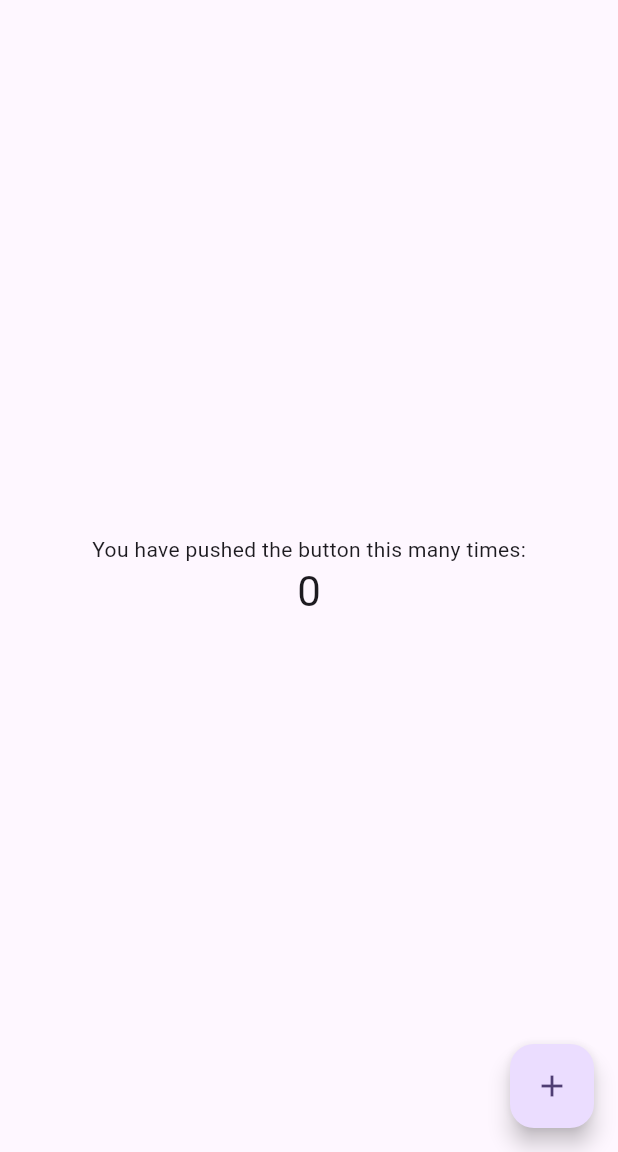
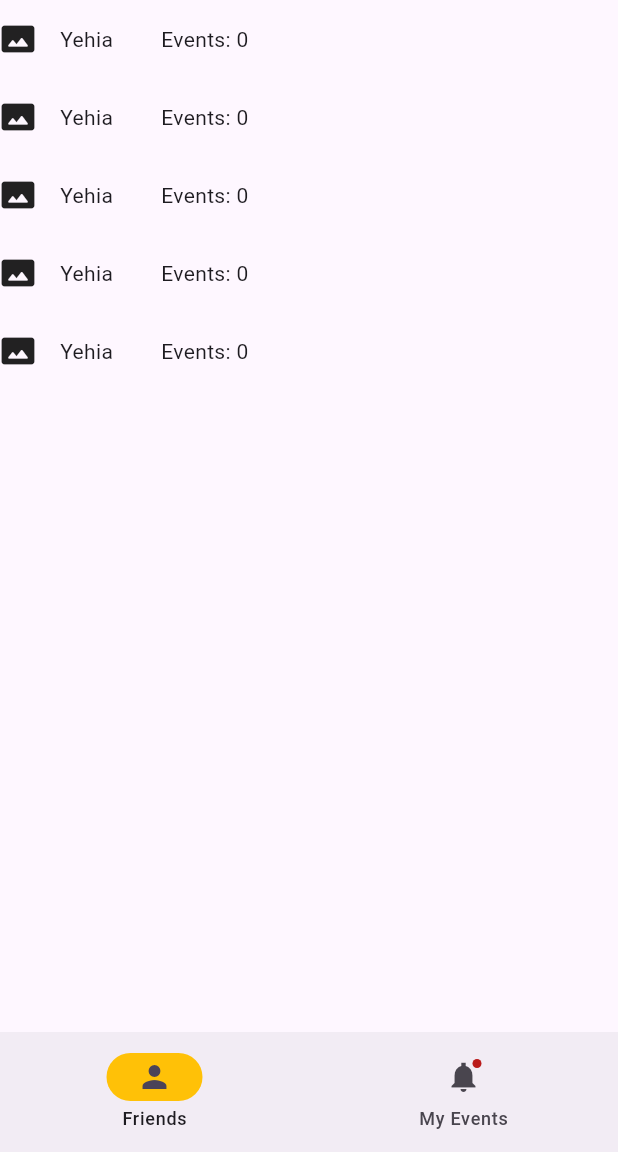
Before and after one commit to DevYehia/Hediaty-Gifter, a Flutter app: the screen it shows after launch, on a phone screen of 412 x 824 dp, the part 84-1236 px from its top. Run offline on Flutter 3.47's test engine with Material 3 defaults, Android fonts, the phone set to English and light mode, and no system bars.

Commit message:
Added Test Friends and a navigation bar

```diff
--- a/hediaty/lib/main.dart
+++ b/hediaty/lib/main.dart
@@ -1,5 +1,5 @@
 import 'package:flutter/material.dart';
-
+import 'CustomWidgets/friend_widget.dart';
 void main() {
   runApp(const MyApp());
 }
@@ -57,21 +57,12 @@ class MyHomePage extends StatefulWidget {
 }
 
 class _MyHomePageState extends State<MyHomePage> {
-  int _counter = 0;
 
-  void _incrementCounter() {
-    setState(() {
-      // This call to setState tells the Flutter framework that something has
-      // changed in this State, which causes it to rerun the build method below
-      // so that the display can reflect the updated values. If we changed
-      // _counter without calling setState(), then the build method would not be
-      // called again, and so nothing would appear to happen.
-      _counter++;
-    });
-  }
-
+  int navCurrIndex = 0;
   @override
   Widget build(BuildContext context) {
+
+    List<FriendWidget> testFriendList = List<FriendWidget>.filled(5,const FriendWidget(friendName: "Yehia"),growable: false);
     // This method is rerun every time setState is called, for instance as done
     // by the _incrementCounter method above.
     //
@@ -98,10 +89,7 @@ class _MyHomePageState extends State<MyHomePage> {
             icon: const Icon(Icons.add)),
         ],
       ),
-      body: Center(
-        // Center is a layout widget. It takes a single child and positions it
-        // in the middle of the parent.
-        child: Column(
+      body:  Column(
           // Column is also a layout widget. It takes a list of children and
           // arranges them vertically. By default, it sizes itself to fit its
           // children horizontally, and tries to be as tall as its parent.
@@ -115,23 +103,29 @@ class _MyHomePageState extends State<MyHomePage> {
           // TRY THIS: Invoke "debug painting" (choose the "Toggle Debug Paint"
           // action in the IDE, or press "p" in the console), to see the
           // wireframe for each widget.
-          mainAxisAlignment: MainAxisAlignment.center,
-          children: <Widget>[
-            const Text(
-              'You have pushed the button this many times:',
-            ),
-            Text(
-              '$_counter',
-              style: Theme.of(context).textTheme.headlineMedium,
-            ),
-          ],
-        ),
+          //mainAxisAlignment: MainAxisAlignment.center,
+          children: testFriendList
+    ),
+      bottomNavigationBar: NavigationBar(
+        onDestinationSelected: (int index) {
+          setState(() {
+            navCurrIndex = index;
+          });
+        },
+        indicatorColor: Colors.amber,
+        selectedIndex: navCurrIndex,
+        destinations: const <Widget>[
+          NavigationDestination(
+            selectedIcon: Icon(Icons.person),
+            icon: Icon(Icons.home_outlined),
+            label: 'Friends',
+          ),
+          NavigationDestination(
+            icon: Badge(child: Icon(Icons.notifications_sharp)),
+            label: 'My Events',
+          ),
+        ],
       ),
-      floatingActionButton: FloatingActionButton(
-        onPressed: _incrementCounter,
-        tooltip: 'Increment',
-        child: const Icon(Icons.add),
-      ), // This trailing comma makes auto-formatting nicer for build methods.
     );
   }
 }
```
